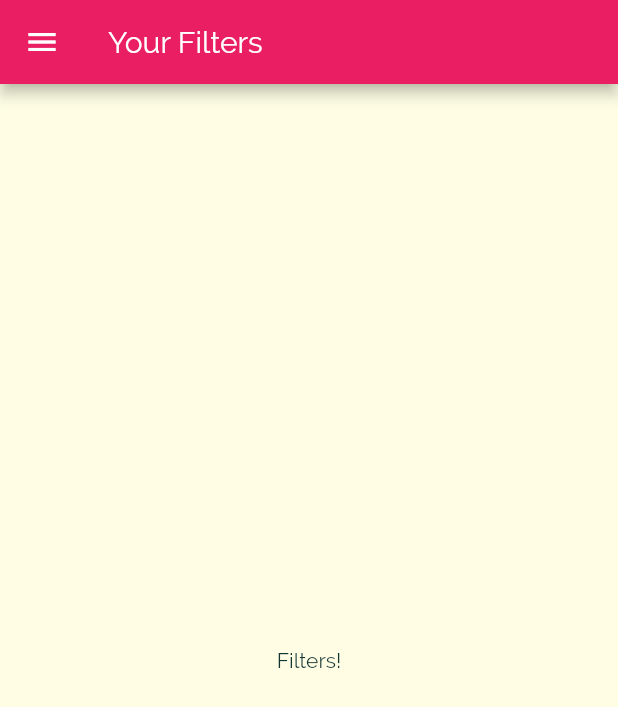
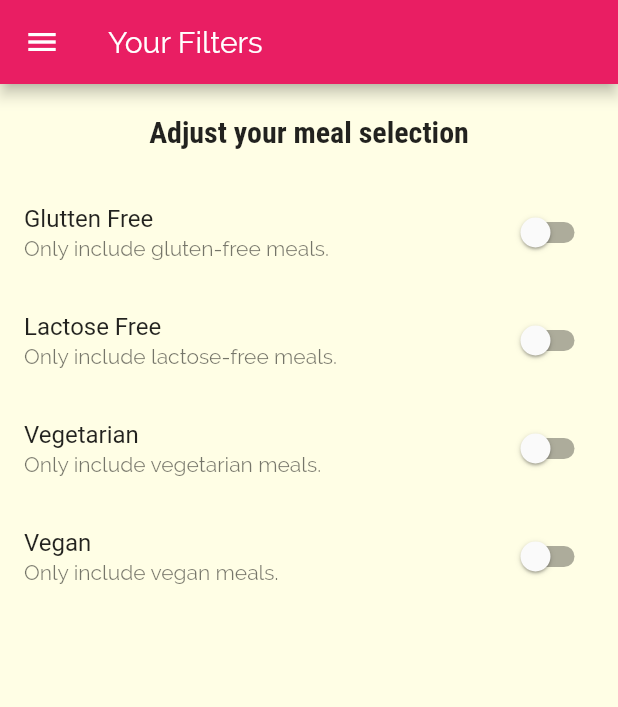
Before and after one commit to leandrouti/flutter-meals_app, a Flutter app: the FiltersScreen screen opened by its route, on a phone screen of 412 x 824 dp. Shown: the top 707 px of the screen. Run offline on Flutter 3.47's test engine with Material 2 defaults, Android fonts, the phone set to English and light mode, and no system bars.

Commit message:
[change] filter settings screen

```diff
--- a/lib/screens/filters_screen.dart
+++ b/lib/screens/filters_screen.dart
@@ -1,9 +1,32 @@
 import 'package:flutter/material.dart';
 import '../widgets/main_drawer.dart';
 
-class FiltersScreen extends StatelessWidget {
+class FiltersScreen extends StatefulWidget {
   static const routeName = '/filters';
   const FiltersScreen({Key? key}) : super(key: key);
+
+  @override
+  State<FiltersScreen> createState() => _FiltersScreenState();
+}
+
+class _FiltersScreenState extends State<FiltersScreen> {
+  var _glutenFree = false;
+  var _vegetarian = false;
+  var _vegan = false;
+  var _lactoseFree = false;
+
+  Widget _buildSwitchListTile(
+    String title,
+    String description,
+    bool currentValue,
+    VoidCallback? Function(bool) updateValue,
+  ) {
+    return SwitchListTile(
+        title: Text(title),
+        value: currentValue,
+        subtitle: Text(description),
+        onChanged: updateValue);
+  }
 
   @override
   Widget build(BuildContext context) {
@@ -12,8 +35,62 @@ class FiltersScreen extends StatelessWidget {
         title: const Text('Your Filters'),
       ),
       drawer: const MainDrawer(),
-      body: const Center(
-        child: Text('Filters!'),
+      body: Column(
+        children: [
+          Container(
+            padding: const EdgeInsets.all(20),
+            child: Text(
+              'Adjust your meal selection',
+              style: Theme.of(context).textTheme.headline6,
+            ),
+          ),
+          Expanded(
+            child: ListView(
+              children: [
+                _buildSwitchListTile(
+                  'Glutten Free',
+                  'Only include gluten-free meals.',
+                  _glutenFree,
+                  (newValue) {
+                    setState(() {
+                      _glutenFree = newValue;
+                    });
+                  },
+                ),
+                _buildSwitchListTile(
+                  'Lactose Free',
+                  'Only include lactose-free meals.',
+                  _lactoseFree,
+                  (newValue) {
+                    setState(() {
+                      _lactoseFree = newValue;
+                    });
+                  },
+                ),
+                _buildSwitchListTile(
+                  'Vegetarian',
+                  'Only include vegetarian meals.',
+                  _vegetarian,
+                  (newValue) {
+                    setState(() {
+                      _vegetarian = newValue;
+                    });
+                  },
+                ),
+                _buildSwitchListTile(
+                  'Vegan',
+                  'Only include vegan meals.',
+                  _vegan,
+                  (newValue) {
+                    setState(() {
+                      _vegan = newValue;
+                    });
+                  },
+                ),
+              ],
+            ),
+          ),
+        ],
       ),
     );
   }
```
